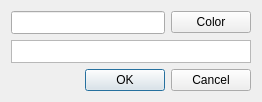
This is qd2charrenamer.ui in kambala-decapitator/MedianXLOfflineTools as Qt 5 draws it before an edit. The edited form follows.
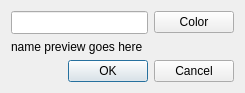
This is the edited form.

Commit message:
changed name preview widget from QTextEdit to QLabel;
setting fixed size on dialogs in their layout rather than directly.

```diff
--- a/qd2charrenamer.ui
+++ b/qd2charrenamer.ui
@@ -7,7 +7,7 @@
     <x>0</x>
     <y>0</y>
     <width>253</width>
-    <height>99</height>
+    <height>89</height>
    </rect>
   </property>
   <property name="sizePolicy">
@@ -17,6 +17,9 @@
    </sizepolicy>
   </property>
   <layout class="QGridLayout" name="gridLayout">
+   <property name="sizeConstraint">
+    <enum>QLayout::SetFixedSize</enum>
+   </property>
    <item row="0" column="0" colspan="2">
     <widget class="QLineEdit" name="charNameLineEdit">
      <property name="sizePolicy">
@@ -52,62 +55,6 @@
      </property>
     </widget>
    </item>
-   <item row="1" column="0" colspan="3">
-    <widget class="QTextEdit" name="charNamePreview">
-     <property name="sizePolicy">
-      <sizepolicy hsizetype="MinimumExpanding" vsizetype="Fixed">
-       <horstretch>0</horstretch>
-       <verstretch>0</verstretch>
-      </sizepolicy>
-     </property>
-     <property name="minimumSize">
-      <size>
-       <width>160</width>
-       <height>23</height>
-      </size>
-     </property>
-     <property name="maximumSize">
-      <size>
-       <width>16777215</width>
-       <height>23</height>
-      </size>
-     </property>
-     <property name="toolTip">
-      <string/>
-     </property>
-     <property name="styleSheet">
-      <string notr="true"/>
-     </property>
-     <property name="verticalScrollBarPolicy">
-      <enum>Qt::ScrollBarAlwaysOff</enum>
-     </property>
-     <property name="horizontalScrollBarPolicy">
-      <enum>Qt::ScrollBarAlwaysOff</enum>
-     </property>
-     <property name="documentTitle">
-      <string notr="true"/>
-     </property>
-     <property name="lineWrapMode">
-      <enum>QTextEdit::NoWrap</enum>
-     </property>
-     <property name="readOnly">
-      <bool>true</bool>
-     </property>
-    </widget>
-   </item>
-   <item row="2" column="0">
-    <spacer name="horizontalSpacer">
-     <property name="orientation">
-      <enum>Qt::Horizontal</enum>
-     </property>
-     <property name="sizeHint" stdset="0">
-      <size>
-       <width>70</width>
-       <height>20</height>
-      </size>
-     </property>
-    </spacer>
-   </item>
    <item row="2" column="1" colspan="2">
     <widget class="QDialogButtonBox" name="buttonBox">
      <property name="standardButtons">
@@ -115,6 +62,13 @@
      </property>
     </widget>
    </item>
+   <item row="1" column="0" colspan="3">
+    <widget class="QLabel" name="charNamePreviewLabel">
+     <property name="text">
+      <string notr="true">name preview goes here</string>
+     </property>
+    </widget>
+   </item>
   </layout>
  </widget>
  <layoutdefault spacing="6" margin="11"/>
```
The commit also changes 10 other files.
